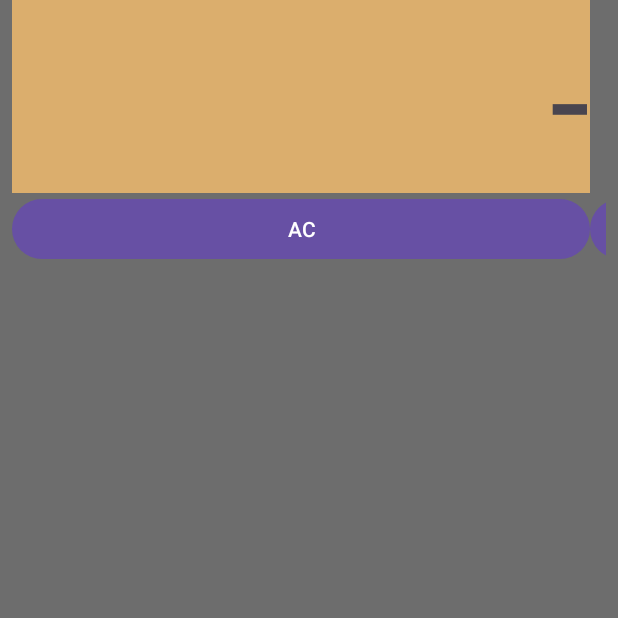
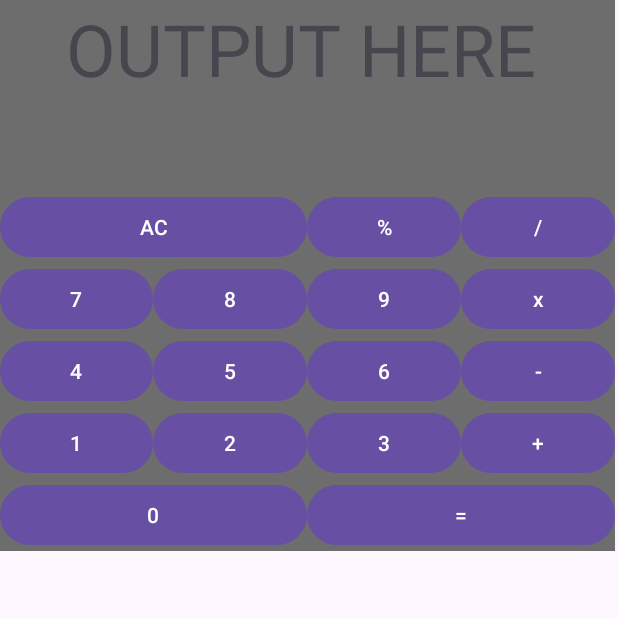
Before and after one commit to Jairik/Learning, an Android app: the screen it shows after launch (MainActivity), on a phone screen of 412 x 824 dp, the top half of it. Run offline under Robolectric (Android 15) with nearby library versions, the phone set to English and light mode, and no system bars.

Commit message:
Started GUI Development
Began GUI development, I am almost done I just need to figure out how to format it.

```diff
--- a/Android Programming/More Intermediate Exercises/Simple_Calculator/app/src/main/res/layout/activity_main.xml
+++ b/Android Programming/More Intermediate Exercises/Simple_Calculator/app/src/main/res/layout/activity_main.xml
@@ -3,85 +3,161 @@
     xmlns:app="http://schemas.android.com/apk/res-auto"
     xmlns:tools="http://schemas.android.com/tools"
     android:id="@+id/main"
-    android:layout_width="match_parent"
-    android:layout_height="match_parent"
+    android:layout_width="wrap_content"
+    android:layout_height="wrap_content"
     android:background="#6D6D6D"
     tools:context=".MainActivity">
 
+
     <TableLayout
+        android:id="@+id/Table_Layout"
         android:layout_width="match_parent"
         android:layout_height="match_parent"
-        android:paddingStart="8dp"
-        android:paddingEnd="8dp"
-        android:paddingLeft="8dp"
-        android:paddingRight="8dp"
-        android:background="#6D6D6D"
-        app:layout_constraintBottom_toBottomOf="parent"
-        app:layout_constraintEnd_toEndOf="parent"
-        app:layout_constraintStart_toStartOf="parent"
-        app:layout_constraintTop_toTopOf="parent">
+        android:stretchColumns="*"
+        tools:layout_editor_absoluteX="1dp"
+        tools:layout_editor_absoluteY="1dp">
 
         <TableRow
-            android:id="@+id/TableTow1"
             android:layout_width="match_parent"
-            android:layout_height="match_parent">
+            android:layout_height="87dp">
 
             <TextView
-                android:id="@+id/Output"
-                android:layout_width="385dp"
-                android:layout_height="match_parent"
-                android:background="#C0FFC46D"
-                android:text="@string/Starting_Output"
-                android:textAlignment="textEnd"
-                android:textSize="96sp"
-                tools:layout_editor_absoluteX="12dp"
-                tools:layout_editor_absoluteY="19dp" />
+                android:id="@+id/textView"
+                android:layout_width="399dp"
+                android:layout_height="127dp"
+                android:text="@string/output"
+                android:textAlignment="center"
+                android:textSize="48sp" />
         </TableRow>
 
         <TableRow
-            android:id="@+id/TableTow2"
-            android:layout_width="158dp"
-            android:layout_height="27dp">
+            android:layout_width="match_parent"
+            android:layout_height="87dp" >
 
             <Button
-                android:id="@+id/AC"
-                android:layout_width="73dp"
-                android:layout_height="match_parent"
-                android:text="AC" />
+                android:id="@+id/clear_all"
+                android:layout_width="0dp"
+                android:layout_weight="2"
+                android:text="@string/clear_all" />
 
             <Button
-                android:id="@+id/button3"
-                android:layout_width="wrap_content"
-                android:layout_height="wrap_content"
-                android:text="Button" />
+                android:id="@+id/percent"
+                android:layout_width="0dp"
+                android:layout_weight="1"
+                android:text="@string/percent" />
 
             <Button
-                android:id="@+id/button4"
-                android:layout_width="wrap_content"
-                android:layout_height="wrap_content"
-                android:text="Button" />
+                android:id="@+id/divide"
+                android:layout_width="0dp"
+                android:layout_weight="1"
+                android:text="@string/divide" />
+
         </TableRow>
 
         <TableRow
-            android:id="@+id/TableTow3"
             android:layout_width="match_parent"
-            android:layout_height="300dp" />
+            android:layout_height="87dp" >
+            <Button
+                android:id="@+id/seven"
+                android:layout_width="0dp"
+                android:layout_weight="1"
+                android:text="@string/seven" />
+
+            <Button
+                android:id="@+id/eight"
+                android:layout_width="0dp"
+                android:layout_weight="1"
+                android:text="@string/eight" />
+
+            <Button
+                android:id="@+id/nine"
+                android:layout_width="0dp"
+                android:layout_weight="1"
+                android:text="@string/nine"/>
+
+            <Button
+                android:id="@+id/multiply"
+                android:layout_width="0dp"
+                android:layout_weight="1"
+                android:text="@string/multiply"/>
+
+        </TableRow>
 
         <TableRow
-            android:id="@+id/TableTow4"
             android:layout_width="match_parent"
-            android:layout_height="300dp" />
+            android:layout_height="87dp" >
+            <Button
+                android:id="@+id/four"
+                android:layout_width="0dp"
+                android:layout_weight="1"
+                android:text="@string/four" />
+
+            <Button
+                android:id="@+id/five"
+                android:layout_width="0dp"
+                android:layout_weight="1"
+                android:text="@string/five" />
+
+            <Button
+                android:id="@+id/six"
+                android:layout_width="0dp"
+                android:layout_weight="1"
+                android:text="@string/six"/>
+
+            <Button
+                android:id="@+id/subtract"
+                android:layout_width="0dp"
+                android:layout_weight="1"
+                android:text="@string/subtract"/>
+
+        </TableRow>
 
         <TableRow
-            android:id="@+id/TableTow5"
             android:layout_width="match_parent"
-            android:layout_height="300dp" />
+            android:layout_height="87dp" >
+            <Button
+                android:id="@+id/one"
+                android:layout_width="0dp"
+                android:layout_weight="1"
+                android:text="@string/one" />
+
+            <Button
+                android:id="@+id/two"
+                android:layout_width="0dp"
+                android:layout_weight="1"
+                android:text="@string/two" />
+
+            <Button
+                android:id="@+id/three"
+                android:layout_width="0dp"
+                android:layout_weight="1"
+                android:text="@string/three"/>
+
+            <Button
+                android:id="@+id/add"
+                android:layout_width="0dp"
+                android:layout_weight="1"
+                android:text="@string/add"/>
+
+        </TableRow>
 
         <TableRow
-            android:id="@+id/TableTow6"
             android:layout_width="match_parent"
-            android:layout_height="300dp" />
-    </TableLayout>
+            android:layout_height="87dp" >
+            <Button
+                android:id="@+id/zero"
+                android:layout_width="0dp"
+                android:layout_weight="1"
+                android:text="@string/zero" />
+
+            <Button
+                android:id="@+id/equals"
+                android:layout_width="0dp"
+                android:layout_weight="1"
+                android:text="@string/equals" />
+
+        </TableRow>
 
 
+    </TableLayout>
 </androidx.constraintlayout.widget.ConstraintLayout>
--- a/Android Programming/More Intermediate Exercises/Simple_Calculator/app/src/main/res/values/strings.xml
+++ b/Android Programming/More Intermediate Exercises/Simple_Calculator/app/src/main/res/values/strings.xml
@@ -1,4 +1,22 @@
 <resources>
     <string name="app_name">Simple_Calculator</string>
     <string name="Starting_Output">-</string>
+    <string name="output">OUTPUT HERE</string>
+    <string name="clear_all">AC</string>
+    <string name="percent">%</string>
+    <string name="divide">/</string>
+    <string name="seven">7</string>
+    <string name="eight">8</string>
+    <string name="nine">9</string>
+    <string name="multiply">x</string>
+    <string name="four">4</string>
+    <string name="five">5</string>
+    <string name="six">6</string>
+    <string name="subtract">-</string>
+    <string name="one">1</string>
+    <string name="two">2</string>
+    <string name="three">3</string>
+    <string name="add">+</string>
+    <string name="zero">0</string>
+    <string name="equals">=</string>
 </resources>
```
